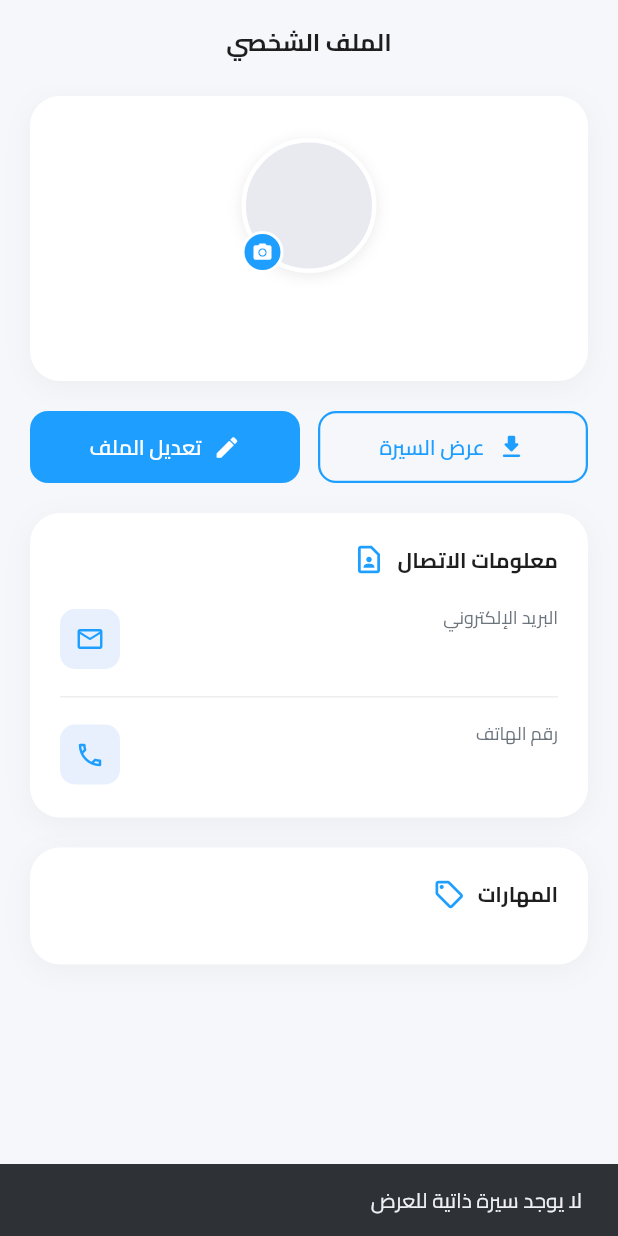
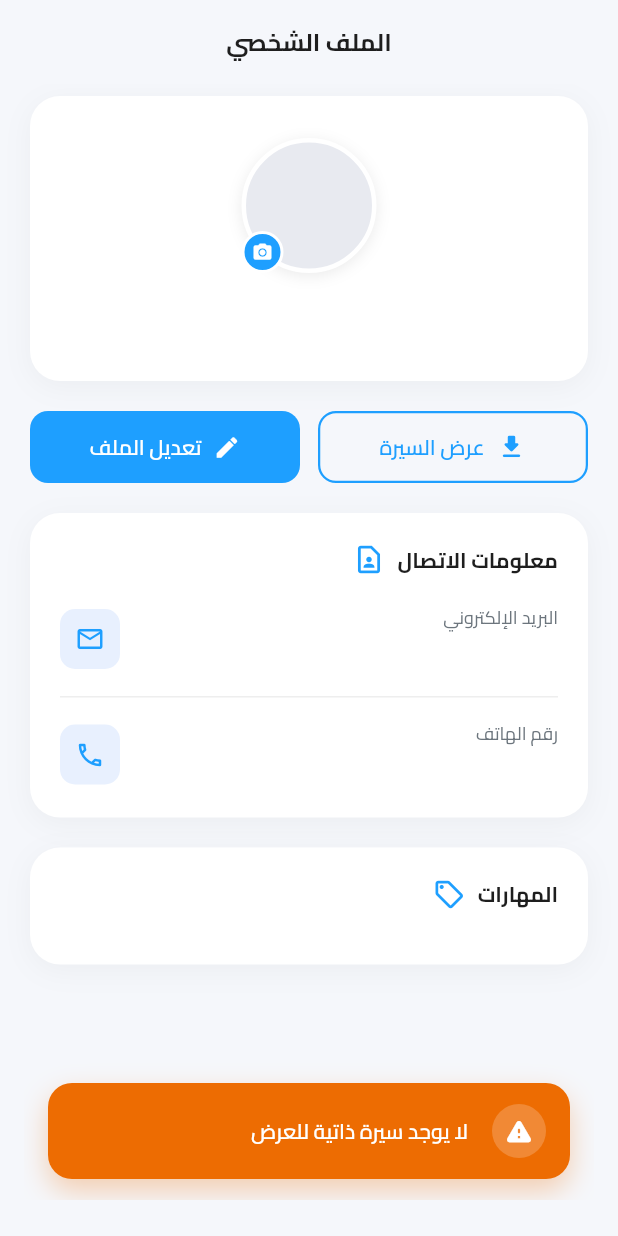
Before and after one commit to Saeed-Qatan/GO-WORK, a Flutter app: the ProfileView screen opened by its route, after a tap on "عرض السيرة", on a phone screen of 412 x 824 dp. Run offline on Flutter 3.47's test engine with Material 3 defaults, Android fonts, the phone set to English and light mode, and no system bars; our stand-ins replace dio, file_picker, firebase_core, firebase_messaging, flutter_animate, flutter_local_notifications and 5 more; accounts and stored records are empty; network calls fail.

Commit message:
last Updadte

```diff
--- a/lib/view/profile_view.dart
+++ b/lib/view/profile_view.dart
@@ -6,6 +6,7 @@
 import '../viewmodel/profile_view_model.dart';
 import '../theme/app_colors.dart';
 import '../core/constants/app_constants.dart';
+import '../utils/snackbar_service.dart';
 import '../widget/profile/profile_header_card.dart';
 import '../widget/profile/profile_action_buttons.dart';
 import '../widget/profile/profile_contact_info_card.dart';
@@ -94,11 +95,7 @@
                   onDownloadCV: () async {
                     final cvUrl = profile.cvUrl;
                     if (cvUrl.isEmpty) {
-                      ScaffoldMessenger.of(context).showSnackBar(
-                        const SnackBar(
-                          content: Text('لا يوجد سيرة ذاتية للعرض'),
-                        ),
-                      );
+                      SnackbarService.showWarning('لا يوجد سيرة ذاتية للعرض');
                       return;
                     }
                     final uri = Uri.parse(cvUrl);
@@ -109,10 +106,8 @@
                       );
                     } else {
                       if (context.mounted) {
-                        ScaffoldMessenger.of(context).showSnackBar(
-                          const SnackBar(
-                            content: Text('تعذر فتح رابط السيرة الذاتية'),
-                          ),
+                        SnackbarService.showError(
+                          'تعذر فتح رابط السيرة الذاتية',
                         );
                       }
                     }
```
Also changed, not shown: lib/view/applications_view.dart (+2 -22 lines), lib/view/deleted_interviews_view.dart (+3 -14 lines), lib/view/feedback_view.dart (+9 -10 lines), lib/widget/applications/application_card.dart (+2 -8 lines), lib/widget/interviews/interview_meeting_link_button.dart (+2 -9 lines).
